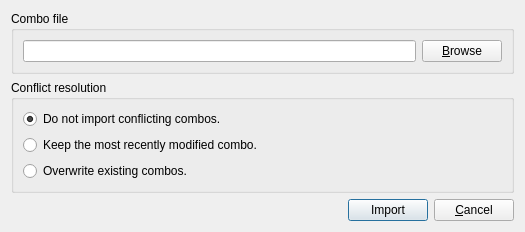
This is Combo/ComboImportDialog.ui in xmichelo/Beeftext as Qt 5 draws it before an edit. The edited form follows.
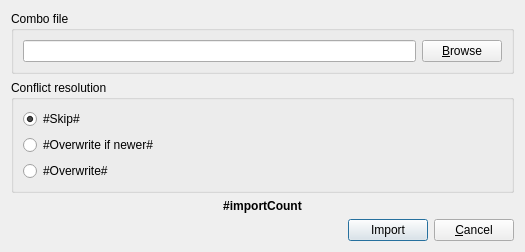
This is the edited form.

Commit message: Improved combo import dialog.

What changed in the file:
```diff
--- a/Combo/ComboImportDialog.ui
+++ b/Combo/ComboImportDialog.ui
@@ -7,7 +7,7 @@
     <x>0</x>
     <y>0</y>
     <width>521</width>
-    <height>213</height>
+    <height>226</height>
    </rect>
   </property>
   <property name="acceptDrops">
@@ -17,6 +17,9 @@
    <string/>
   </property>
   <layout class="QVBoxLayout" name="verticalLayout">
+   <property name="sizeConstraint">
+    <enum>QLayout::SetFixedSize</enum>
+   </property>
    <item>
     <widget class="QGroupBox" name="groupBox">
      <property name="minimumSize">
@@ -61,7 +64,7 @@
       <item>
        <widget class="QRadioButton" name="radioSkipConflicts">
         <property name="text">
-         <string>Do not import conflicting combos.</string>
+         <string notr="true">#Skip#</string>
         </property>
         <property name="checked">
          <bool>true</bool>
@@ -71,7 +74,7 @@
       <item>
        <widget class="QRadioButton" name="radioImportNewer">
         <property name="text">
-         <string>Keep the most recently modified combo.</string>
+         <string notr="true">#Overwrite if newer#</string>
         </property>
         <property name="checked">
          <bool>false</bool>
@@ -81,7 +84,7 @@
       <item>
        <widget class="QRadioButton" name="radioOverwrite">
         <property name="text">
-         <string>Overwrite existing combos.</string>
+         <string notr="true">#Overwrite#</string>
         </property>
        </widget>
       </item>
@@ -89,17 +92,20 @@
     </widget>
    </item>
    <item>
-    <spacer name="verticalSpacer">
-     <property name="orientation">
-      <enum>Qt::Vertical</enum>
+    <widget class="QLabel" name="labelImportCount">
+     <property name="font">
+      <font>
+       <weight>75</weight>
+       <bold>true</bold>
+      </font>
      </property>
-     <property name="sizeHint" stdset="0">
-      <size>
-       <width>20</width>
-       <height>0</height>
-      </size>
+     <property name="text">
+      <string notr="true">#importCount</string>
      </property>
-    </spacer>
+     <property name="alignment">
+      <set>Qt::AlignCenter</set>
+     </property>
+    </widget>
    </item>
    <item>
     <layout class="QHBoxLayout" name="horizontalLayout">
```
Left out of the diff: 2 changed lines with no effect on the pictures. The commit also changes 2 other files.
